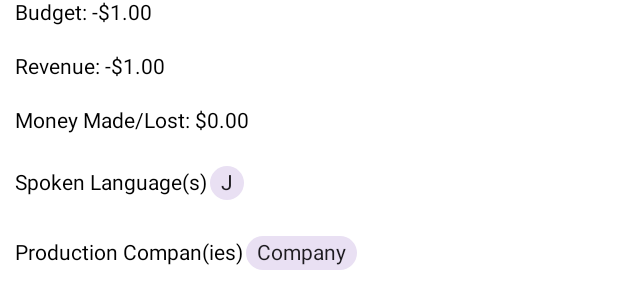
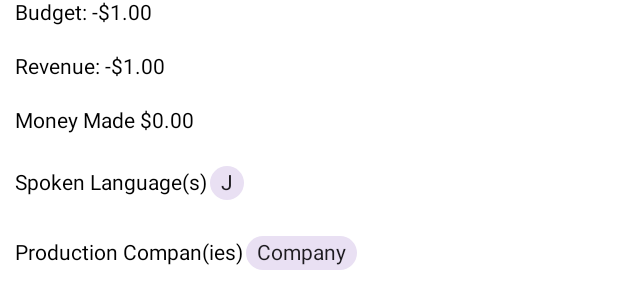
Before and after one commit to Vader-Femi/Watchlist, an Android app built with Jetpack Compose: the @Preview function MovieDetailsScreenPreview, on a phone screen of 412 x 824 dp. Shown: the part 658-958 px from the top of the screen. Run offline under Robolectric (Android 15) with nearby library versions, the phone set to English and light mode, and no system bars; pictures from the network do not load.

Commit message:
Made movie details show loss or gain properly

```diff
--- a/app/src/main/java/com/company/watchlist/ui/details/MovieDetailsScreen.kt
+++ b/app/src/main/java/com/company/watchlist/ui/details/MovieDetailsScreen.kt
@@ -26,6 +26,10 @@ import androidx.compose.material3.Text
 import androidx.compose.material3.surfaceColorAtElevation
 import androidx.compose.runtime.Composable
 import androidx.compose.runtime.LaunchedEffect
+import androidx.compose.runtime.getValue
+import androidx.compose.runtime.mutableIntStateOf
+import androidx.compose.runtime.mutableStateOf
+import androidx.compose.runtime.remember
 import androidx.compose.ui.Alignment
 import androidx.compose.ui.Modifier
 import androidx.compose.ui.draw.clip
@@ -46,7 +50,6 @@ import com.company.watchlist.data.remote.response.details.movie.ProductionCompan
 import com.company.watchlist.data.remote.response.details.movie.SpokenLanguage
 import com.company.watchlist.presentation.details.movie.MovieDetailsEvent
 import com.company.watchlist.presentation.details.movie.MovieDetailsState
-import com.company.watchlist.presentation.login.LogInEvent
 import com.company.watchlist.ui.components.ErrorAlertDialog
 import com.company.watchlist.ui.components.MyPullRefreshIndicator
 import java.util.Locale
@@ -56,13 +59,13 @@ import java.util.Locale
 fun MovieDetailsScreen(
     movieId: Int,
     state: MovieDetailsState,
-    movieDetailsEvent: (MovieDetailsEvent) -> Unit
+    movieDetailsEvent: (MovieDetailsEvent) -> Unit,
 ) {
 
     val context = LocalContext.current
     val pullRefreshState = rememberPullRefreshState(
         refreshing = state.isLoading,
-        onRefresh = {movieDetailsEvent(MovieDetailsEvent.GetDetails)}
+        onRefresh = { movieDetailsEvent(MovieDetailsEvent.GetDetails) }
     )
 
 
@@ -72,7 +75,7 @@ fun MovieDetailsScreen(
     }
 
     if (state.error != null) {
-        ErrorAlertDialog(state.error, {movieDetailsEvent(MovieDetailsEvent.DismissError)}) {
+        ErrorAlertDialog(state.error, { movieDetailsEvent(MovieDetailsEvent.DismissError) }) {
             movieDetailsEvent(MovieDetailsEvent.GetDetails)
         }
     }
@@ -163,7 +166,8 @@ fun MovieDetailsScreen(
             Divider(
                 modifier = Modifier
                     .height(2.dp)
-                    .fillMaxWidth())
+                    .fillMaxWidth()
+            )
         }
 
         item {
@@ -253,7 +257,7 @@ fun MovieDetailsScreen(
         }
 
         item {
-            if (state.budget != 0) {
+            if (state.budget != 0 && state.budget != null) {
                 Text(
                     modifier = Modifier
                         .fillMaxWidth()
@@ -265,7 +269,7 @@ fun MovieDetailsScreen(
         }
 
         item {
-            if (state.revenue != 0) {
+            if (state.revenue != 0 && state.revenue != null) {
                 Text(
                     modifier = Modifier
                         .fillMaxWidth()
@@ -277,12 +281,20 @@ fun MovieDetailsScreen(
         }
 
         item {
-            if (state.revenue != 0 && state.budget != 0) {
+            if (state.revenue != 0 && state.budget != 0 &&
+                state.revenue != null && state.budget != null
+            ) {
+
+                val moneyMadeOrLost = if (state.revenue >= state.budget)
+                    "Money Made ${convertToCurrency(state.revenue - state.budget)}"
+                else
+                    "Money Lost - ${convertToCurrency(state.budget - state.revenue)}"
+
                 Text(
                     modifier = Modifier
                         .fillMaxWidth()
                         .padding(top = 10.dp, bottom = 10.dp),
-                    text = "Money Made/Lost: ${convertToCurrency(state.revenue?.minus(state.budget ?: 0))}",
+                    text = moneyMadeOrLost,
                     textAlign = TextAlign.Left
                 )
             }
@@ -434,8 +446,8 @@ fun MovieDetailsScreen(
 
 }
 
-private fun convertToCurrency(number: Int?): String {
-    return NumberFormat.getCurrencyInstance(Locale("en", "US")).format(number ?: 0)
+private fun convertToCurrency(number: Int): String {
+    return NumberFormat.getCurrencyInstance(Locale("en", "US")).format(number)
 }
 
 @Preview(showBackground = true, showSystemUi = true)
```
